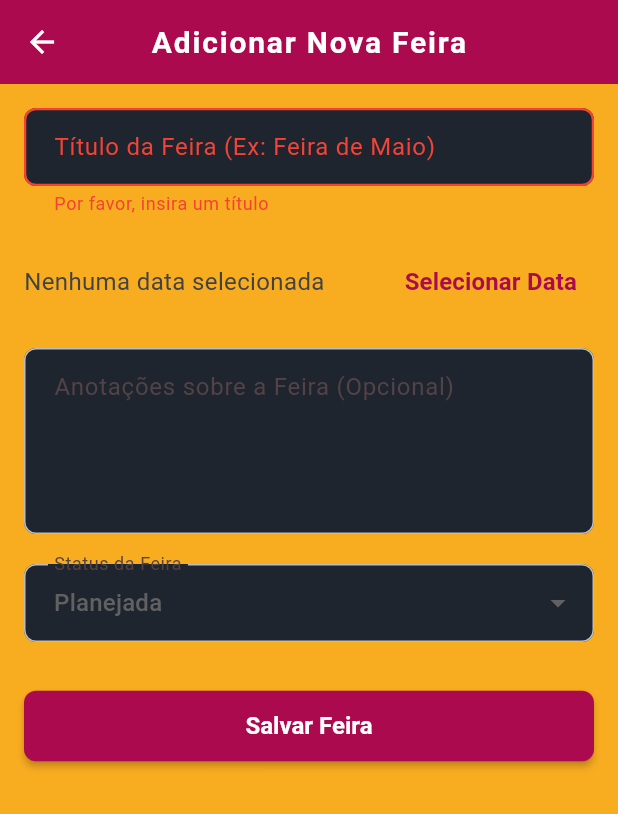
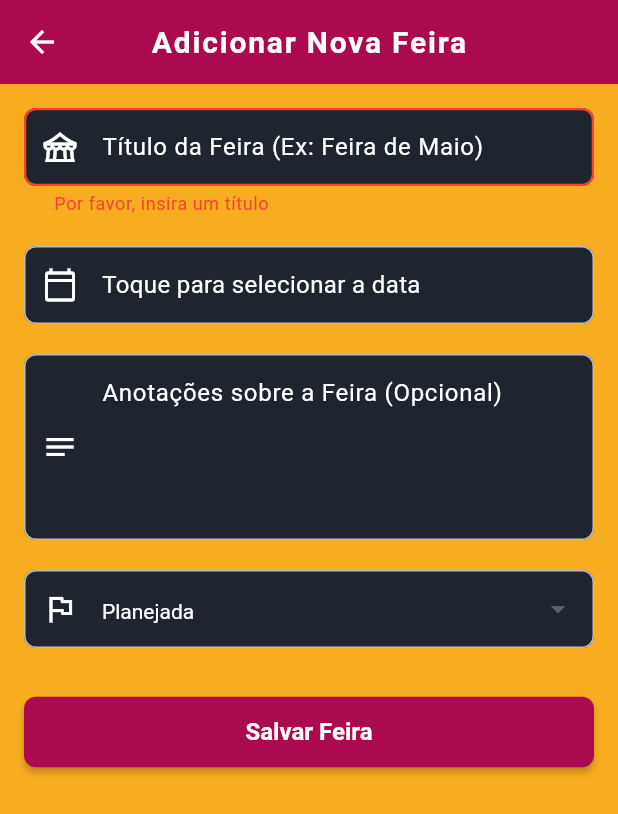
Before and after one commit to mxmlucca/app_feira_digital, a Flutter app: the FeiraFormScreen screen opened by its route, after a tap on "Salvar Feira", on a phone screen of 412 x 824 dp. Shown: the top 814 px of the screen. Run offline on Flutter 3.47's test engine with Material 3 defaults, Android fonts, the phone set to English and light mode, and no system bars; our stand-ins replace cloud_firestore, firebase_auth, firebase_core; accounts and stored records are empty.

Commit message:
tela de listagem de feira e de adição e edição

```diff
--- a/lib/main.dart
+++ b/lib/main.dart
@@ -5,6 +5,7 @@ import 'package:flutter/material.dart'; // Flutter framework
 import 'package:firebase_core/firebase_core.dart'; // Firebase core para inicialização
 import 'firebase_options.dart'; // Configurações do Firebase geradas pelo FlutterFire CLI
 import 'package:firebase_auth/firebase_auth.dart'; // Firebase Auth para autenticação
+import 'package:intl/date_symbol_data_local.dart';
 
 /// Importação de telas e widgets
 import 'screens/login_screen.dart'; // Tela de login
@@ -23,6 +24,7 @@ import 'widgets/main_scaffold.dart'; // Scaffold principal com BottomNavigationB
 
 void main() async {
   WidgetsFlutterBinding.ensureInitialized();
+  await initializeDateFormatting('pt_BR', null);
   await Firebase.initializeApp(options: DefaultFirebaseOptions.currentPlatform);
   runApp(const MyApp());
 }
--- a/lib/screens/agenda_screen.dart
+++ b/lib/screens/agenda_screen.dart
@@ -71,13 +71,14 @@ class _AgendaScreenState extends State<AgendaScreen> {
       // Removi o FAB daqui porque adicionei o botão de adicionar na AppBar
       // para um design mais limpo e consistente com a ExpositorListScreen.
       // Se preferir o FAB, pode descomentar aqui e remover o IconButton da AppBar.
-      floatingActionButton: FloatingActionButton(
+      floatingActionButton: FloatingActionButton.extended(
         heroTag: 'fab_agenda_screen', // Lembre-se da heroTag única
         onPressed: () {
           Navigator.pushNamed(context, FeiraFormScreen.routeNameAdd);
         },
         tooltip: 'Adicionar Nova Feira',
-        child: const Icon(Icons.add),
+        label: const Text('Feira'),
+        icon: const Icon(Icons.add),
       ),
     );
   }
--- a/lib/screens/expositor_list_screen.dart
+++ b/lib/screens/expositor_list_screen.dart
@@ -304,7 +304,7 @@ class _ExpositorListScreenState extends State<ExpositorListScreen>
       floatingActionButton: FloatingActionButton.extended(
         heroTag: 'fab_expositor_list_screen', // Mantém a heroTag única
         onPressed: () => _navigateToForm(), // Navega para adicionar novo
-        icon: const Icon(Icons.add_circle_outline),
+        icon: const Icon(Icons.add),
         label: const Text('Feirante'), // "+ Feirante"
         tooltip: 'Adicionar Novo Feirante',
         // O estilo vem do tema global
--- a/lib/screens/feira_form_screen.dart
+++ b/lib/screens/feira_form_screen.dart
@@ -47,14 +47,37 @@ class _FeiraFormScreenState extends State<FeiraFormScreen> {
   }
 
   Future<void> _selecionarData(BuildContext context) async {
+    final theme = Theme.of(context);
+    final colorScheme = theme.colorScheme;
+
     final DateTime? dataEscolhida = await showDatePicker(
       context: context,
       initialDate: _dataSelecionada ?? DateTime.now(),
-      firstDate: DateTime(2000),
+      firstDate: DateTime(2020),
       lastDate: DateTime(2101),
-      helpText: 'Selecione a data da feira',
-      cancelText: 'Cancelar',
-      confirmText: 'Confirmar',
+      helpText: 'SELECIONE A DATA DA FEIRA',
+      cancelText: 'CANCELAR',
+      confirmText: 'CONFIRMAR',
+      builder: (BuildContext context, Widget? child) {
+        return Theme(
+          data: theme.copyWith(
+            colorScheme: colorScheme.copyWith(
+              primary: colorScheme.primary,
+              onPrimary: colorScheme.onPrimary,
+              onSurface: colorScheme.onSurface,
+              surface: colorScheme.secondary,
+              background: colorScheme.secondary,
+            ),
+            textButtonTheme: TextButtonThemeData(
+              style: TextButton.styleFrom(foregroundColor: colorScheme.primary),
+            ),
+            dialogTheme: DialogThemeData(
+              backgroundColor: theme.colorScheme.primary,
+            ),
+          ),
+          child: child!,
+        );
+      },
     );
     if (dataEscolhida != null && dataEscolhida != _dataSelecionada) {
       setState(() {
@@ -73,11 +96,9 @@ class _FeiraFormScreenState extends State<FeiraFormScreen> {
         );
         return;
       }
-
       setState(() {
         _isSaving = true;
       });
-
       try {
         final feiraParaSalvar = FeiraEvento(
           id: widget.feiraEvento?.id,
@@ -90,44 +111,51 @@ class _FeiraFormScreenState extends State<FeiraFormScreen> {
 
         if (widget.feiraEvento == null) {
           await _firestoreService.adicionarFeiraEvento(feiraParaSalvar);
-          if (mounted) {
+          if (mounted)
             ScaffoldMessenger.of(context).showSnackBar(
               const SnackBar(content: Text('Feira adicionada com sucesso!')),
             );
-          }
         } else {
           await _firestoreService.atualizarFeiraEvento(feiraParaSalvar);
-          if (mounted) {
+          if (mounted)
             ScaffoldMessenger.of(context).showSnackBar(
               const SnackBar(content: Text('Feira atualizada com sucesso!')),
             );
-          }
         }
-        if (mounted) Navigator.of(context).pop();
+        if (mounted)
+          Navigator.of(
+            context,
+          ).pop(true); // Retorna true para indicar que algo foi salvo
       } catch (e) {
-        if (mounted) {
+        if (mounted)
           ScaffoldMessenger.of(
             context,
           ).showSnackBar(SnackBar(content: Text('Erro ao salvar feira: $e')));
-        }
       } finally {
-        if (mounted) {
+        if (mounted)
           setState(() {
             _isSaving = false;
           });
-        }
       }
     }
   }
 
+  // Helper para converter o enum para uma string legível
+  String _statusParaStringLegivel(StatusFeira status) {
+    return status.toString().split('.').last[0].toUpperCase() +
+        status.toString().split('.').last.substring(1);
+  }
+
   @override
   Widget build(BuildContext context) {
+    // O tema é herdado automaticamente, não precisamos de 'final theme = Theme.of(context);'
+    // a menos que queiramos sobrescrever algo muito específico.
+
     return Scaffold(
       appBar: AppBar(
         title: Text(
           widget.feiraEvento == null ? 'Adicionar Nova Feira' : 'Editar Feira',
         ),
-        centerTitle: true,
       ),
       body: SingleChildScrollView(
         padding: const EdgeInsets.all(16.0),
@@ -136,10 +164,17 @@ class _FeiraFormScreenState extends State<FeiraFormScreen> {
           child: Column(
             crossAxisAlignment: CrossAxisAlignment.stretch,
             children: <Widget>[
+              // Título da Feira
               TextFormField(
                 controller: _tituloController,
                 decoration: const InputDecoration(
-                  labelText: 'Título da Feira (Ex: Feira de Maio)',
+                  hintText:
+                      'Título da Feira (Ex: Feira de Maio)', // Usando hintText
+                  prefixIcon: Icon(Icons.festival_outlined),
+                ),
+                textCapitalization: TextCapitalization.sentences,
+                style: TextStyle(
+                  color: Theme.of(context).colorScheme.onSurface,
                 ),
                 validator: (value) {
                   if (value == null || value.trim().isEmpty) {
@@ -149,48 +184,63 @@ class _FeiraFormScreenState extends State<FeiraFormScreen> {
                 },
               ),
               const SizedBox(height: 20),
-              Row(
-                children: [
-                  Expanded(
-                    child: Text(
-                      _dataSelecionada == null
-                          ? 'Nenhuma data selecionada'
-                          : 'Data da Feira: ${DateFormat('dd/MM/yyyy').format(_dataSelecionada!)}',
-                      style: const TextStyle(fontSize: 16),
+
+              // Seletor de Data Estilizado
+              InkWell(
+                onTap: () => _selecionarData(context),
+                borderRadius: BorderRadius.circular(
+                  8.0,
+                ), // Para o efeito de clique
+                child: InputDecorator(
+                  decoration: const InputDecoration(
+                    hintText: 'Data da Feira',
+                    prefixIcon: Icon(Icons.calendar_today_outlined),
+                  ),
+                  child: Text(
+                    _dataSelecionada == null
+                        ? 'Toque para selecionar a data'
+                        : DateFormat(
+                          'EEEE, dd \'de\' MMMM \'de\' yyyy',
+                          'pt_BR',
+                        ).format(_dataSelecionada!),
+                    style: TextStyle(
+                      fontSize: 16,
+                      color: Theme.of(context).colorScheme.onSurface,
                     ),
                   ),
-                  TextButton(
-                    onPressed: () => _selecionarData(context),
-                    child: const Text('Selecionar Data'),
-                  ),
-                ],
+                ),
               ),
               const SizedBox(height: 20),
+
+              // Anotações
               TextFormField(
                 controller: _anotacoesController,
                 decoration: const InputDecoration(
-                  labelText: 'Anotações sobre a Feira (Opcional)',
-                  border: OutlineInputBorder(),
+                  hintText: 'Anotações sobre a Feira (Opcional)',
+                  prefixIcon: Icon(Icons.notes_outlined),
                   alignLabelWithHint: true,
                 ),
                 maxLines: 4,
                 keyboardType: TextInputType.multiline,
+                textCapitalization: TextCapitalization.sentences,
+                style: TextStyle(
+                  color: Theme.of(context).colorScheme.onSurface,
+                ),
               ),
               const SizedBox(height: 20),
+
+              // Seletor de Status
               DropdownButtonFormField<StatusFeira>(
                 decoration: const InputDecoration(
-                  labelText: 'Status da Feira',
-                  border: OutlineInputBorder(),
+                  hintText: 'Status da Feira',
+                  prefixIcon: Icon(Icons.flag_outlined),
                 ),
                 value: _statusSelecionado,
                 items:
                     StatusFeira.values.map((StatusFeira status) {
                       return DropdownMenuItem<StatusFeira>(
                         value: status,
-                        child: Text(
-                          status.toString().split('.').last[0].toUpperCase() +
-                              status.toString().split('.').last.substring(1),
-                        ),
+                        child: Text(_statusParaStringLegivel(status)),
                       );
                     }).toList(),
                 onChanged: (StatusFeira? novoValor) {
@@ -200,10 +250,15 @@ class _FeiraFormScreenState extends State<FeiraFormScreen> {
                     });
                   }
                 },
+                style: TextStyle(
+                  color: Theme.of(context).colorScheme.onSurface,
+                ),
                 validator:
                     (value) => value == null ? 'Selecione um status' : null,
               ),
               const SizedBox(height: 32),
+
+              // Botão Salvar
               ElevatedButton(
                 onPressed: _isSaving ? null : _salvarFeira,
                 child:
```
